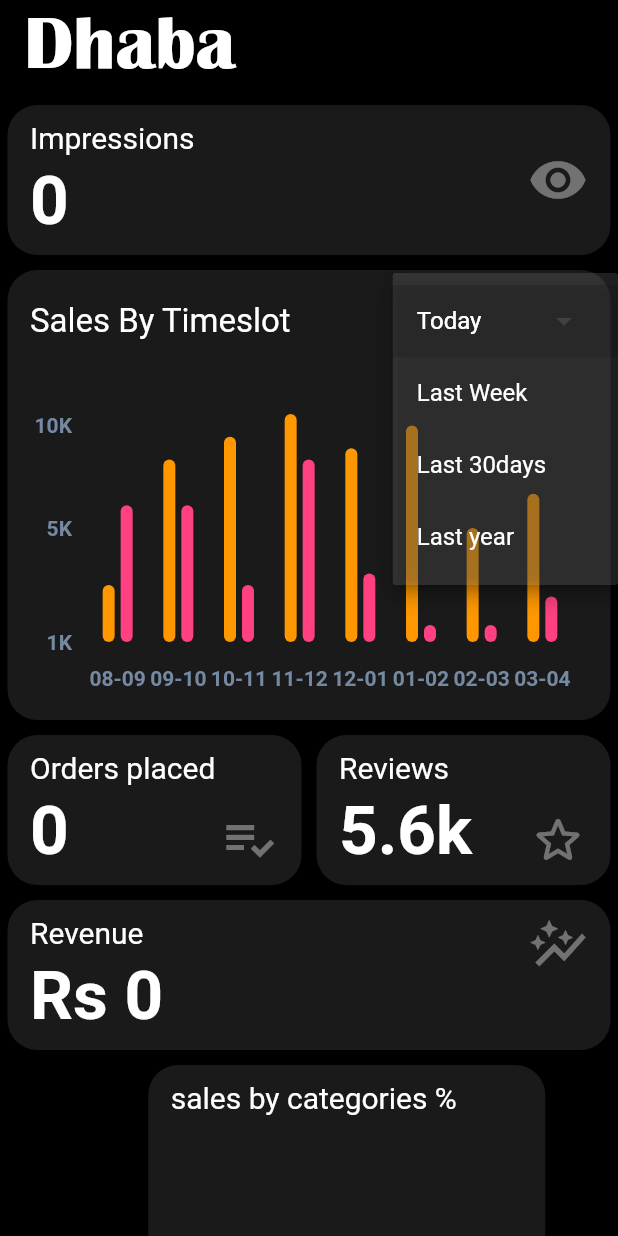
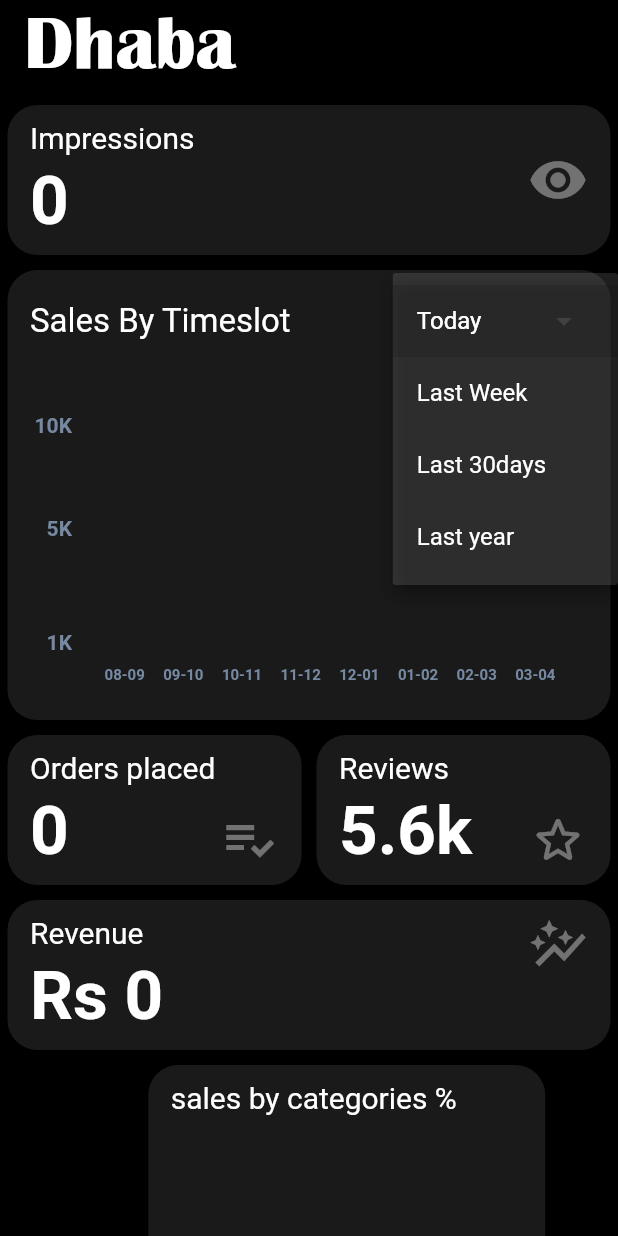
Before and after one commit to yousuf-4594/Blink-Employee, a Flutter app: the AnalyticsScreen screen opened directly with empty values, after a tap on "Today", on a phone screen of 412 x 824 dp. Run offline on Flutter 3.47's test engine with Material 2 defaults, Android fonts, the phone set to English and light mode, and no system bars; drawn by our look-alikes of fl_chart; our stand-ins replace animated_text_kit, flutter_slidable, google_fonts, google_nav_bar, smooth_page_indicator; missing offline and left inert: mysql_client.

Commit message:
add dynamic sales by timeslot graph

```diff
--- a/lib/graphs/barGraphDoubleLines.dart
+++ b/lib/graphs/barGraphDoubleLines.dart
@@ -1,10 +1,12 @@
 import 'package:fl_chart/fl_chart.dart';
 import 'package:flutter/material.dart';
+import 'package:food_delivery_restraunt/mysql.dart';
+import 'package:mysql_client/mysql_client.dart';
 
 class BarChartSample2 extends StatefulWidget {
-  BarChartSample2({super.key});
+  final int restaurantID;
+  BarChartSample2({super.key, required this.restaurantID});
   final Color leftBarColor = Colors.orange;
-  final Color rightBarColor = Colors.pinkAccent;
   final Color avgColor = Colors.greenAccent;
 
   @override
@@ -13,40 +15,90 @@ class BarChartSample2 extends StatefulWidget {
 
 class BarChartSample2State extends State<BarChartSample2> {
   final double width = 8;
-
-  late List<BarChartGroupData> rawBarGroups;
-  late List<BarChartGroupData> showingBarGroups;
+  late List<BarChartGroupData> rawBarGroups = [];
+  late List<BarChartGroupData> showingBarGroups = [];
 
   int touchedGroupIndex = -1;
+
+  // final barGroup1 = makeGroupData(x: 0, y1: 0); // 8-9
+  // final barGroup2 = makeGroupData(x: 0, y1: 0); // 9-10
+  // final barGroup3 = makeGroupData(x: 0, y1: 0); // 10-11
+  // final barGroup4 = makeGroupData(x: 0, y1: 0); // 11-12
+  // final barGroup5 = makeGroupData(x: 0, y1: 0); // 12-1
+  // final barGroup6 = makeGroupData(x: 0, y1: 0); // 1-2
+  // final barGroup7 = makeGroupData(x: 0, y1: 0); // 2-3
+  // final barGroup8 = makeGroupData(x: 0, y1: 0); // 3-4
+
+  late List<BarChartGroupData> items = [];
 
   @override
   void initState() {
     super.initState();
-    //               index, B1Val, B2Val
-    final barGroup1 = makeGroupData(0, 5, 12);
-    final barGroup2 = makeGroupData(1, 16, 12);
-    final barGroup3 = makeGroupData(2, 18, 5);
-    final barGroup4 = makeGroupData(3, 20, 16);
-    final barGroup5 = makeGroupData(4, 17, 6);
-    final barGroup6 = makeGroupData(5, 19, 1.5);
-    final barGroup7 = makeGroupData(6, 10, 1.5);
-    final barGroup8 = makeGroupData(7, 13, 4);
-
-    final items = [
-      barGroup1,
-      barGroup2,
-      barGroup3,
-      barGroup4,
-      barGroup5,
-      barGroup6,
-      barGroup7,
-      barGroup8,
-    ];
-    rawBarGroups = items;
-    showingBarGroups = rawBarGroups;
+    getSalesByTimeSlot();
   }
 
   String selectedValue = 'Today';
+
+  void getSalesByTimeSlot() async {
+    List<BarChartGroupData> temp = [];
+    var db = Mysql();
+    Iterable<ResultSetRow> rows = await db.getResults(
+        'SELECT TIME_FORMAT(placed_at, "%h") + 5 AS hour, SUM(price) AS price FROM Orders WHERE restaurant_id=${widget.restaurantID} AND (HOUR(placed_at) + 5) BETWEEN 8 AND 16 AND status="completed" GROUP BY hour;');
+    for (int i = 0; i < 8; i++) {
+      temp.add(BarChartGroupData(
+        barsSpace: 2,
+        x: i,
+        barRods: [
+          BarChartRodData(
+            toY: 0,
+            color: widget.leftBarColor,
+            width: width,
+          )
+        ],
+      ));
+    }
+    for (var row in rows) {
+      int hour = int.parse(row.assoc()['hour']!);
+      double price = double.parse(row.assoc()['price']!);
+      if (hour >= 8 && hour <= 12) {
+        temp.removeAt(hour - 8);
+        temp.insert(
+            hour - 8,
+            BarChartGroupData(
+              barsSpace: 2,
+              x: hour - 8,
+              barRods: [
+                BarChartRodData(
+                  toY: price / 1000,
+                  color: widget.leftBarColor,
+                  width: width,
+                )
+              ],
+            ));
+      } else if (hour >= 1 && hour <= 4) {
+        temp.removeAt(hour + 4);
+        temp.insert(
+            hour + 4,
+            BarChartGroupData(
+              barsSpace: 2,
+              x: hour + 4,
+              barRods: [
+                BarChartRodData(
+                  toY: price / 1000,
+                  color: widget.leftBarColor,
+                  width: width,
+                )
+              ],
+            ));
+      }
+    }
+
+    setState(() {
+      items = temp;
+      rawBarGroups = items;
+      showingBarGroups = rawBarGroups;
+    });
+  }
 
   @override
   Widget build(BuildContext context) {
@@ -234,7 +286,7 @@ class BarChartSample2State extends State<BarChartSample2> {
       style: const TextStyle(
         color: Color(0xff7589a2),
         fontWeight: FontWeight.bold,
-        fontSize: 14,
+        fontSize: 10,
       ),
     );
 
@@ -245,21 +297,16 @@ class BarChartSample2State extends State<BarChartSample2> {
     );
   }
 
-  BarChartGroupData makeGroupData(int x, double y1, double y2) {
+  BarChartGroupData makeGroupData({required int x, double y1 = 0.0}) {
     return BarChartGroupData(
-      barsSpace: 4,
+      barsSpace: 2,
       x: x,
       barRods: [
         BarChartRodData(
           toY: y1,
           color: widget.leftBarColor,
           width: width,
-        ),
-        BarChartRodData(
-          toY: y2,
-          color: widget.rightBarColor,
-          width: width,
-        ),
+        )
       ],
     );
   }
--- a/lib/screens/analytics_screen.dart
+++ b/lib/screens/analytics_screen.dart
@@ -88,7 +88,9 @@ class _AnalyticsScreenState extends State<AnalyticsScreen> {
           child: Column(
             children: <Widget>[
               ImpressionRow(impressions: impressions),
-              const TimeSlotSalesRow(),
+              TimeSlotSalesRow(
+                restaurantID: widget.restaurant.restaurantID,
+              ),
               Row(
                 mainAxisAlignment: MainAxisAlignment.spaceEvenly,
                 children: <Widget>[
@@ -480,9 +482,8 @@ class OrdersPlacedRow extends StatelessWidget {
 }
 
 class TimeSlotSalesRow extends StatelessWidget {
-  const TimeSlotSalesRow({
-    super.key,
-  });
+  final int restaurantID;
+  const TimeSlotSalesRow({super.key, required this.restaurantID});
 
   @override
   Widget build(BuildContext context) {
@@ -501,7 +502,9 @@ class TimeSlotSalesRow extends StatelessWidget {
         borderRadius: BorderRadius.circular(20),
         child: Container(
           padding: EdgeInsets.only(top: 10, bottom: 10, left: 15, right: 15),
-          child: BarChartSample2(),
+          child: BarChartSample2(
+            restaurantID: restaurantID,
+          ),
         ),
       ),
     );
```
